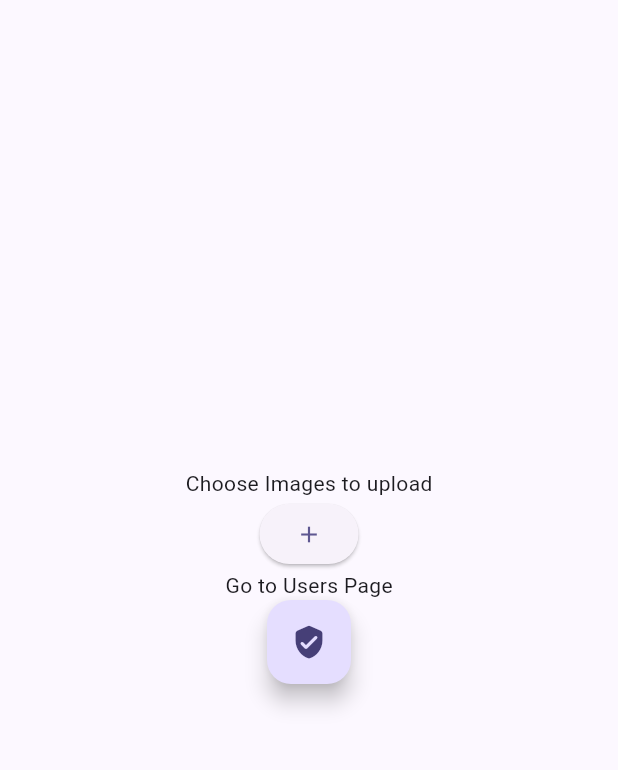
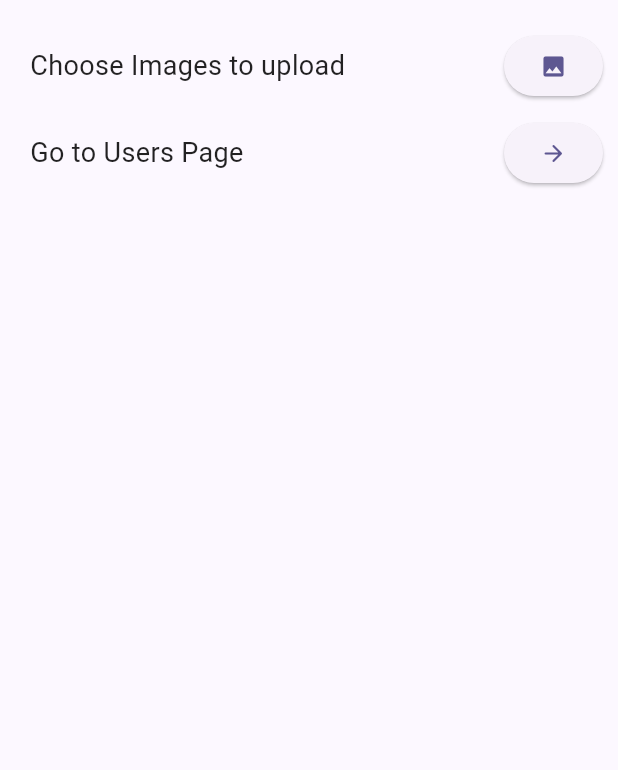
Before and after one commit to sta-wtag/flutter_test_app, a Flutter app: the screen it shows after launch, on a phone screen of 412 x 824 dp, the part 84-854 px from its top. Run offline on Flutter 3.47's test engine with Material 3 defaults, Android fonts, the phone set to English and light mode, and no system bars; our stand-ins replace bloc, equatable, flutter_bloc, image_picker.

Commit message:
(flutter-app): fix homePage design

```diff
--- a/lib/main.dart
+++ b/lib/main.dart
@@ -52,24 +52,42 @@ class _MyHomePageState extends State<MyHomePage> {
           backgroundColor: Theme.of(context).colorScheme.inversePrimary,
           title: Text(widget.title),
         ),
-      body: Center(
+        body: Container(
+          margin: const EdgeInsets.only(top: 10.0, left: 10.0, right: 10.0),
           child: Column(
-          mainAxisAlignment: MainAxisAlignment.center,
+            mainAxisAlignment: MainAxisAlignment.start,
+            children: <Widget>[
+              Container(
+                margin: const EdgeInsets.only(top: 10.0, left: 10.0),
+                child: const Row(
+                    mainAxisAlignment: MainAxisAlignment.spaceBetween,
+                    children: <Widget>[
+                      Text(
+                        'Choose Images to upload',
+                        style: TextStyle(color: Colors.black87, fontSize: 18),
+                      ),
+                      ImagePicker(),
+                    ]),
+              ),
+              Container(
+                margin: const EdgeInsets.only(top: 10.0, left: 10.0),
+                child: Row(
+                    mainAxisAlignment: MainAxisAlignment.spaceBetween,
                     children: <Widget>[
                       const Text(
-              'Choose Images to upload',
+                        'Go to Users Page',
+                        style: TextStyle(color: Colors.black87, fontSize: 18),
                       ),
-            const ImagePicker(),
-            const Text('Go to Users Page'),
-            FloatingActionButton(
+                      ElevatedButton(
                         onPressed: () async {
                           await Navigator.pushNamed(context, '/user-lists');
                         },
-              child: const Icon(Icons.verified_user_rounded),
+                        child: const Icon(Icons.arrow_forward_rounded),
+                      )
+                    ]),
               )
             ],
           ),
-      ),
-    );
+        ));
   }
 }
--- a/lib/widgets/image_picker.dart
+++ b/lib/widgets/image_picker.dart
@@ -12,17 +12,13 @@ class ImagePicker extends StatefulWidget {
 class _ImagePickerState extends State<ImagePicker> {
   @override
   Widget build(BuildContext context) {
-    return Column(
-      children: <Widget>[
-        ElevatedButton(
-          onPressed: () {
-            BlocProvider.of<BlocImagePicker>(context)
-                .add(ImageUploaderEvent.upload);
-            Navigator.pushNamed(context, '/image-lists');
-          },
-          child: Icon(Icons.add),
-        )
-      ],
+    return ElevatedButton(
+      onPressed: () {
+        BlocProvider.of<BlocImagePicker>(context)
+            .add(ImageUploaderEvent.upload);
+        Navigator.pushNamed(context, '/image-lists');
+      },
+      child: Icon(Icons.image),
     );
   }
 }
```
Lines whose indentation alone changed are shown as unchanged.
